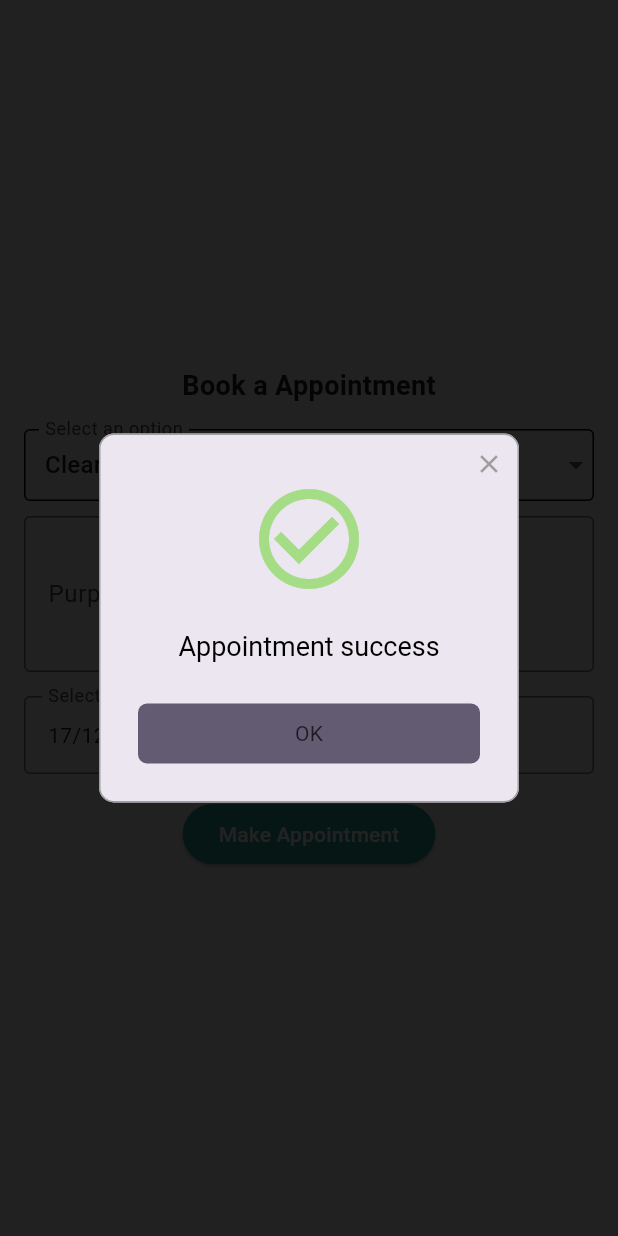
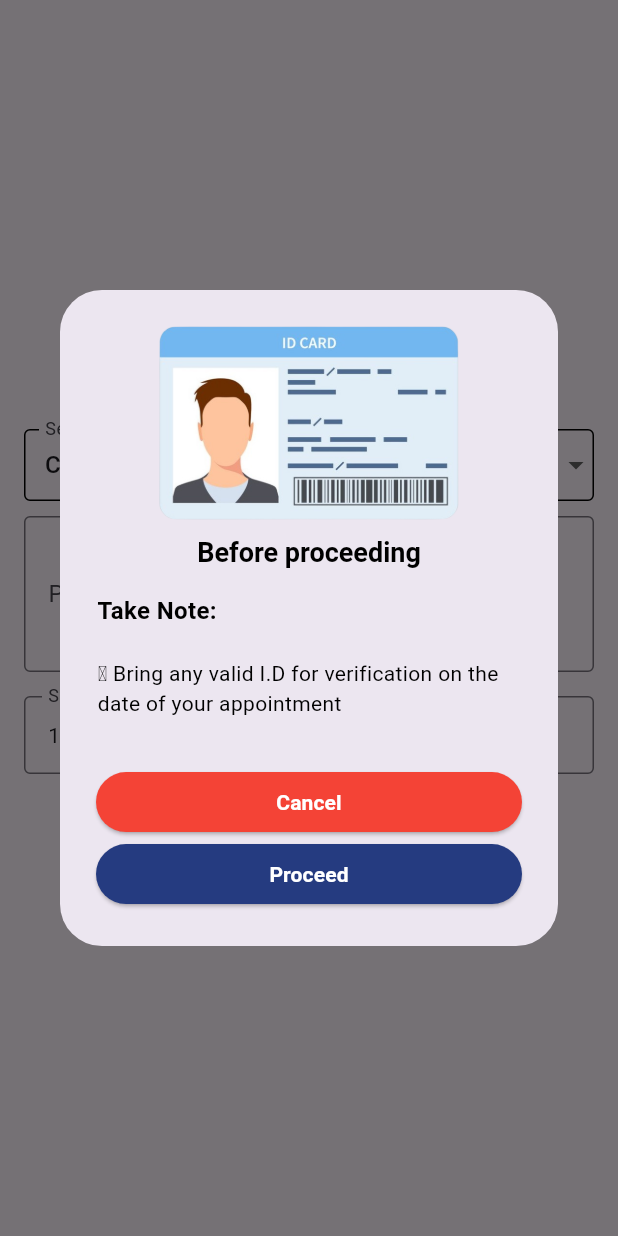
Before and after one commit to glen0821/barangay_repository_app-main, a Flutter app: the AppointmentPage screen opened directly, after a tap on "Make Appointment", on a phone screen of 412 x 824 dp. Run offline on Flutter 3.47's test engine with Material 3 defaults, Android fonts, the light colour scheme and no system bars; drawn by our look-alikes of rflutter_alert; our stand-ins replace animated_notch_bottom_bar, cloud_firestore, firebase_auth, firebase_core, firebase_storage, flutter_secure_storage and 5 more; missing offline and left inert: flutter_paypal, flutter_paypal_checkout; accounts and stored records are empty.

Commit message:
add new note for clearance and certificate

```diff
--- a/lib/widgets/containers/dialog/dialogs.dart
+++ b/lib/widgets/containers/dialog/dialogs.dart
@@ -133,7 +133,7 @@ String dateToday() {
   return formattedDate;
 }
 
-Future<bool> showConfirmationDialog(BuildContext context) async {
+Future<bool> showPaypalConfirmationDialog(BuildContext context) async {
   bool shouldProceed = false;
 
   await showDialog(
@@ -230,3 +230,89 @@ Future<bool> showConfirmationDialog(BuildContext context) async {
 
   return shouldProceed;
 }
+
+Future<bool> showAppointmentConfirmationDialog(BuildContext context) async {
+  bool shouldProceed = false;
+
+  await showDialog(
+    context: context,
+    builder: (BuildContext context) {
+      return AlertDialog(
+        contentPadding: EdgeInsets.all(15),
+        title: Column(
+          children: [
+            Center(
+              child: Image.asset(
+                'assets/id-boy.png',
+                width: 200,
+              ),
+            ),
+            SizedBox(height: 10),
+            const Text(
+              'Before proceeding',
+              style: TextStyle(color: Colors.black, fontSize: 18, fontWeight: FontWeight.bold),
+              textAlign: TextAlign.center,
+            ),
+          ],
+        ),
+        content: Container(
+            width: 600,
+            height: 100,
+            child: const Padding(
+              padding: EdgeInsets.symmetric(horizontal: 10),
+              child: Column(
+                mainAxisAlignment: MainAxisAlignment.start,
+                crossAxisAlignment: CrossAxisAlignment.start,
+                children: [
+                  Text(
+                    'Take Note:',
+                    style: TextStyle(color: Colors.black, fontSize: 16, fontWeight: FontWeight.bold),
+                    textAlign: TextAlign.center,
+                  ),
+                  SizedBox(height: 20),
+                  Text(
+                    '‣ Bring any valid I.D for verification on the date of your appointment',
+                    style: TextStyle(color: Colors.black, fontSize: 14),
+                    textAlign: TextAlign.left,
+                  ),
+                ],
+              ),
+            )
+        ),
+        actions: [
+          ElevatedButton(
+            onPressed: () {
+              Navigator.of(context).pop();
+            },
+            style: ButtonStyle(
+              backgroundColor: MaterialStateProperty.all<Color>(Colors.red),
+              minimumSize: MaterialStateProperty.all(Size(double.infinity, 40)),
+            ),
+            child: const Text(
+              'Cancel',
+              style: TextStyle(color: Colors.white, fontSize: 14, fontWeight: FontWeight.bold),
+              textAlign: TextAlign.center,
+            ),
+          ),
+          ElevatedButton(
+            onPressed: () {
+              shouldProceed = true;
+              Navigator.of(context).pop();
+            },
+            style: ButtonStyle(
+              backgroundColor: MaterialStateProperty.all<Color>(Color(0xFF253B80)),
+              minimumSize: MaterialStateProperty.all(Size(double.infinity, 40)),
+            ),
+            child: const Text(
+              'Proceed',
+              style: TextStyle(color: Colors.white, fontSize: 14, fontWeight: FontWeight.bold),
+              textAlign: TextAlign.center,
+            ),
+          ),
+        ],
+      );
+    },
+  );
+
+  return shouldProceed;
+}
--- a/lib/widgets/containers/pages/tabs/appointment.dart
+++ b/lib/widgets/containers/pages/tabs/appointment.dart
@@ -270,11 +270,15 @@ class _AppointmentPageState extends State<AppointmentPage> {
                     //     {_certificateController.text, _startDate, _endDate},
                     //     _auth.currentUser!.uid);
                     if (selectedOption == 'Certificate') {
+                      bool shouldProceed = await showAppointmentConfirmationDialog(context);
+
+                      if (shouldProceed) {
                         // print(_auth.currentUser);
                         firebaseQuery
                             .setCertificate(_auth.currentUser!.uid, _startDate,
                             purposeController.text)
-                          .then((value) => {
+                            .then((value) =>
+                        {
                           Alert(
                               context: context,
                               type: AlertType.success,
@@ -288,11 +292,16 @@ class _AppointmentPageState extends State<AppointmentPage> {
                                     child: const Text('OK'))
                               ]).show()
                         });
+                      }
                     } else if (selectedOption == 'Clearance') {
+                      bool shouldProceed = await showAppointmentConfirmationDialog(context);
+
+                      if (shouldProceed) {
                         firebaseQuery
                             .setClearance(_auth.currentUser!.uid, _startDate,
                             purposeController.text)
-                          .then((value) => {
+                            .then((value) =>
+                        {
                           Alert(
                               context: context,
                               type: AlertType.success,
@@ -306,6 +315,7 @@ class _AppointmentPageState extends State<AppointmentPage> {
                                     child: const Text('OK'))
                               ]).show()
                         });
+                      }
                     } else if (selectedOption == 'Complaint') {
                       firebaseQuery
                           .setComplaint(_auth.currentUser!.uid, _startDate,
@@ -325,7 +335,7 @@ class _AppointmentPageState extends State<AppointmentPage> {
                                     ]).show()
                               });
                     } else {
-                      bool shouldProceed = await showConfirmationDialog(context);
+                      bool shouldProceed = await showPaypalConfirmationDialog(context);
 
                       if (shouldProceed) {
                         BuildContext dialogContext = context;
@@ -336,8 +346,8 @@ class _AppointmentPageState extends State<AppointmentPage> {
                                   // sandboxMode: true,
                                     clientId: "AZxYyI4LNE-ZBt6A1GCScu_gXF-XoNbAZTjMj6EpH9SeNsf3TzH2rTdL7esMtmlYWtzJy6Ollbc8Rme0",
                                     secretKey: "EISZmF-_bpCXTKC6vEk9aE9b4ZXJb86Oyz1Mys7wc-Lbcz-9GKIRLzDZSguW4bWwQmeLLqpxcJJOVsuY",
-                                    returnURL: "success.snippetcoder.com", //Pwede to palitan base sa reference nyo
-                                    cancelURL: "cancel.snippetcoder.com", //Pwede to palitan base sa reference nyo
+                                    returnURL: "success.snippetcoder.com", //Pwede to palitan base sa preference nyo
+                                    cancelURL: "cancel.snippetcoder.com", //Pwede to palitan base sa preference nyo
                                     transactions: const [
                                       {
                                         "amount": {
--- a/pubspec.yaml
+++ b/pubspec.yaml
@@ -80,6 +80,8 @@ flutter:
     - assets/paypal.png
     - assets/sn3.png
     - assets/avatar.png
+    - assets/id-boy.png
+    - assets/call.png
 
   #   - images/a_dot_burr.jpeg
   #   - images/a_dot_ham.jpeg
```
Also changed, not shown: assets/id-boy.png (added). Lines whose indentation alone changed are shown as unchanged.
